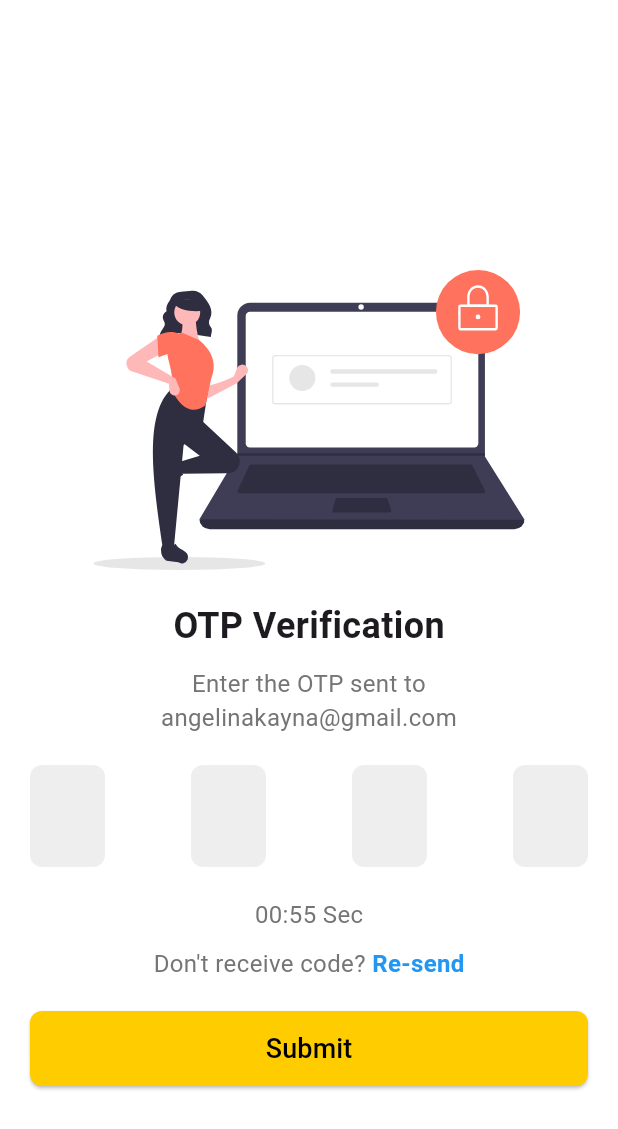
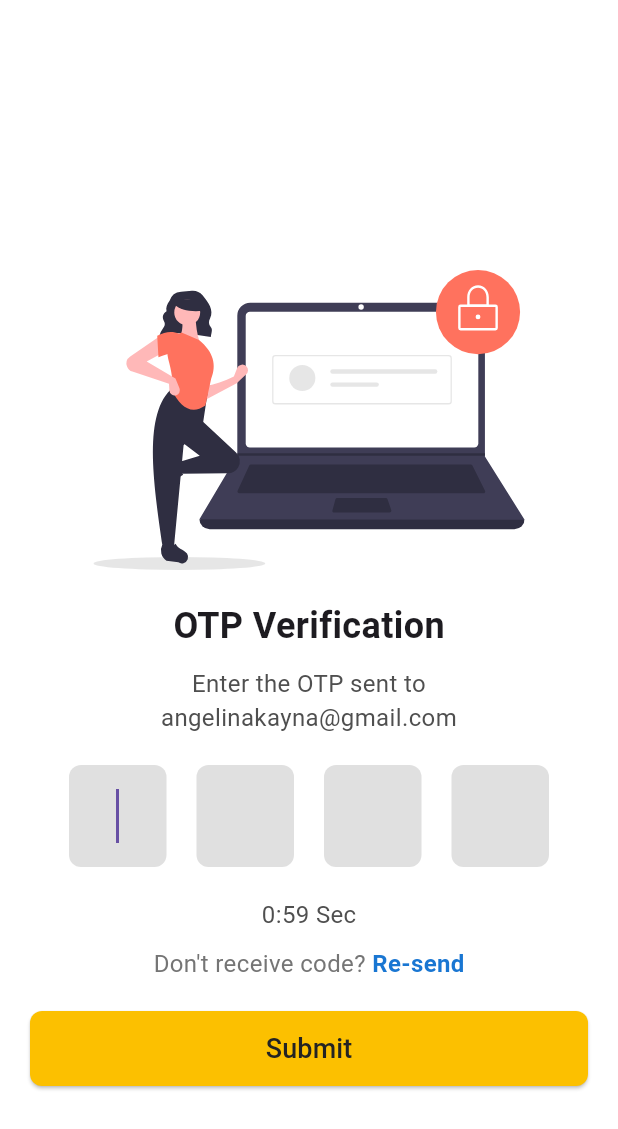
Before and after one commit to rezjaq/dis_app, a Flutter app: the ForgetPasswordScreen screen opened by its route, after a tap on "Send OTP", on a phone screen of 412 x 824 dp. Shown: the top 1129 px of the screen. Run offline on Flutter 3.47's test engine with Material 3 defaults, Android fonts, the light colour scheme and no system bars; our stand-ins replace flutter_secure_storage, flutter_svg, get, get_storage, logger; accounts and stored records are empty.

Commit message:
update otp screen

```diff
--- a/lib/features/auth/screens/forgetPass_screen.dart
+++ b/lib/features/auth/screens/forgetPass_screen.dart
@@ -27,7 +27,7 @@ class ForgetPasswordScreen extends StatelessWidget {
                 style: TextStyle(
                   fontSize: 24,
                   fontWeight: FontWeight.bold,
-                  color: Colors.black87,
+                  color: DisColors.black,
                 ),
               ),
               SizedBox(height: 10),
@@ -35,7 +35,7 @@ class ForgetPasswordScreen extends StatelessWidget {
                 'Please enter the phone number we will send the OTP to this phone number.',
                 style: TextStyle(
                   fontSize: 16,
-                  color: Colors.grey,
+                  color: DisColors.darkerGrey,
                 ),
               ),
               SizedBox(height: 30),
@@ -57,7 +57,7 @@ class ForgetPasswordScreen extends StatelessWidget {
                     Navigator.pushNamed(context, '/otp-screen');
                   },
                   style: ElevatedButton.styleFrom(
-                    backgroundColor: Color(0xFFFFCC00),
+                    backgroundColor: DisColors.primary,
                     shape: RoundedRectangleBorder(
                       borderRadius: BorderRadius.circular(10),
                     ),
--- a/lib/features/auth/screens/otp_screen.dart
+++ b/lib/features/auth/screens/otp_screen.dart
@@ -1,5 +1,7 @@
+import 'dart:async';
 import 'package:flutter/material.dart';
 import 'package:flutter/services.dart';
+import 'package:dis_app/utils/constants/colors.dart';
 import 'package:flutter_svg/flutter_svg.dart';
 
 class OtpVerificationScreen extends StatefulWidget {
@@ -13,10 +15,58 @@ class _OtpVerificationScreenState extends State<OtpVerificationScreen> {
   TextEditingController otpController3 = TextEditingController();
   TextEditingController otpController4 = TextEditingController();
 
+  FocusNode focusNode1 = FocusNode();
+  FocusNode focusNode2 = FocusNode();
+  FocusNode focusNode3 = FocusNode();
+  FocusNode focusNode4 = FocusNode();
+
+  late Timer _timer;
+  int _remainingTime = 60;
+
+  @override
+  void initState() {
+    super.initState();
+    startTimer();
+  }
+
+  @override
+  void dispose() {
+    _timer.cancel();
+    otpController1.dispose();
+    otpController2.dispose();
+    otpController3.dispose();
+    otpController4.dispose();
+    focusNode1.dispose();
+    focusNode2.dispose();
+    focusNode3.dispose();
+    focusNode4.dispose();
+    super.dispose();
+  }
+
+  void startTimer() {
+    _timer = Timer.periodic(Duration(seconds: 1), (timer) {
+      if (_remainingTime > 0) {
+        setState(() {
+          _remainingTime--;
+        });
+      } else {
+        _timer.cancel();
+      }
+    });
+  }
+
+  String formatTime(int seconds) {
+    int minutes = seconds ~/ 60;
+    int remainingSeconds = seconds % 60;
+    String formattedSeconds =
+        remainingSeconds < 10 ? '0$remainingSeconds' : '$remainingSeconds';
+    return '$minutes:$formattedSeconds Sec';
+  }
+
   @override
   Widget build(BuildContext context) {
     return Scaffold(
-      backgroundColor: Colors.white,
+      backgroundColor: DisColors.white,
       body: SingleChildScrollView(
         child: Padding(
           padding: const EdgeInsets.symmetric(horizontal: 20),
@@ -46,26 +96,29 @@ class _OtpVerificationScreenState extends State<OtpVerificationScreen> {
                 textAlign: TextAlign.center,
                 style: TextStyle(
                   fontSize: 16,
-                  color: Colors.grey[600],
+                  color: DisColors.darkerGrey,
                 ),
               ),
               SizedBox(height: 20),
               // Input OTP
               Row(
-                mainAxisAlignment: MainAxisAlignment.spaceBetween,
+                mainAxisAlignment: MainAxisAlignment.center,
                 children: [
-                  otpInputField(otpController1),
-                  otpInputField(otpController2),
-                  otpInputField(otpController3),
-                  otpInputField(otpController4),
+                  otpInputField(otpController1, focusNode1, focusNode2),
+                  SizedBox(width: 20),
+                  otpInputField(otpController2, focusNode2, focusNode3),
+                  SizedBox(width: 20),
+                  otpInputField(otpController3, focusNode3, focusNode4),
+                  SizedBox(width: 20),
+                  otpInputField(otpController4, focusNode4, null),
                 ],
               ),
               SizedBox(height: 20),
               Text(
-                '00:55 Sec',
+                formatTime(_remainingTime),
                 style: TextStyle(
                   fontSize: 16,
-                  color: Colors.grey[600],
+                  color: DisColors.darkerGrey,
                 ),
               ),
               SizedBox(height: 10),
@@ -80,7 +133,7 @@ class _OtpVerificationScreenState extends State<OtpVerificationScreen> {
                     TextSpan(
                       text: 'Re-send',
                       style: TextStyle(
-                        color: Colors.blue,
+                        color: DisColors.info,
                         fontWeight: FontWeight.bold,
                       ),
                     ),
@@ -88,20 +141,22 @@ class _OtpVerificationScreenState extends State<OtpVerificationScreen> {
                 ),
               ),
               SizedBox(height: 20),
-              // Tombol submit
+              // Submit button
               ElevatedButton(
                 style: ElevatedButton.styleFrom(
-                  backgroundColor: Color(0xFFFFCC00),
+                  backgroundColor: DisColors.primary,
                   shape: RoundedRectangleBorder(
                     borderRadius: BorderRadius.circular(8),
                   ),
                   minimumSize: Size(double.infinity, 50),
                 ),
-                onPressed: () {},
+                onPressed: () {
+                  // Handle submit
+                },
                 child: Text(
                   'Submit',
                   style: TextStyle(
-                    color: Colors.black,
+                    color: DisColors.black,
                     fontSize: 18,
                   ),
                 ),
@@ -114,14 +169,17 @@ class _OtpVerificationScreenState extends State<OtpVerificationScreen> {
     );
   }
 
-  // Widget untuk kolom input OTP
-  Widget otpInputField(TextEditingController controller) {
+  Widget otpInputField(TextEditingController controller, FocusNode currentFocus,
+      FocusNode? nextFocus) {
     return SizedBox(
-      width: 50,
+      width: 65,
       child: TextField(
         controller: controller,
-        keyboardType: TextInputType.number,
+        focusNode: currentFocus,
+        keyboardType: TextInputType.number, // Ensure only number keyboard
+        textInputAction: TextInputAction.next, // Move to next field
         textAlign: TextAlign.center,
+        autofocus: true, // Automatically focus on first input
         inputFormatters: [
           LengthLimitingTextInputFormatter(1),
           FilteringTextInputFormatter.digitsOnly,
@@ -131,12 +189,19 @@ class _OtpVerificationScreenState extends State<OtpVerificationScreen> {
         ),
         decoration: InputDecoration(
           filled: true,
-          fillColor: Colors.grey[200],
+          fillColor: DisColors.grey,
           border: OutlineInputBorder(
             borderRadius: BorderRadius.circular(8),
             borderSide: BorderSide.none,
           ),
         ),
+        onChanged: (value) {
+          if (value.length == 1 && nextFocus != null) {
+            FocusScope.of(context).requestFocus(nextFocus);
+          } else if (value.isEmpty) {
+            FocusScope.of(context).previousFocus();
+          }
+        },
       ),
     );
   }
```
Also changed, not shown: lib/common/widgets/thinkerCheck.dart (added, +26 -0 lines), lib/features/auth/screens/login_screen.dart (+26 -6 lines), lib/features/auth/screens/welcome_screen.dart (+11 -14 lines).
